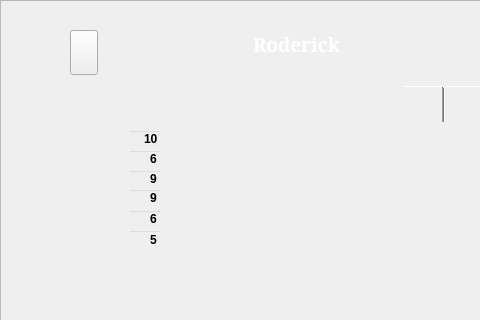
First picture: the form in charactertab.ui, repository fischerdr/MooseEdit, before the edit; both pictures show x 0 to 480 and y 0 to 320 of the 591 by 813 pixel window.
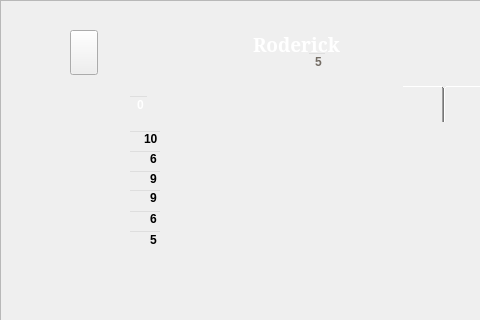
Second picture: the form after the edit. Icons and pictures are not drawn. Custom widgets are drawn as their Qt base class.

Commit message: Added experience file and level editor Added attribute points available editor

```diff
--- a/charactertab.ui
+++ b/charactertab.ui
@@ -1277,6 +1277,66 @@
      <string>Skills</string>
     </property>
    </widget>
+   <widget class="QLineEdit" name="statsAvailableEdit">
+    <property name="geometry">
+     <rect>
+      <x>128</x>
+      <y>95</y>
+      <width>21</width>
+      <height>20</height>
+     </rect>
+    </property>
+    <property name="font">
+     <font>
+      <weight>75</weight>
+      <italic>false</italic>
+      <bold>true</bold>
+     </font>
+    </property>
+    <property name="toolTip">
+     <string>Stats Available</string>
+    </property>
+    <property name="styleSheet">
+     <string notr="true">background: transparent;
+color: rgb(255, 255, 255);</string>
+    </property>
+    <property name="text">
+     <string>0</string>
+    </property>
+    <property name="alignment">
+     <set>Qt::AlignRight|Qt::AlignTrailing|Qt::AlignVCenter</set>
+    </property>
+   </widget>
+   <widget class="QLineEdit" name="levelEdit">
+    <property name="geometry">
+     <rect>
+      <x>307</x>
+      <y>52</y>
+      <width>20</width>
+      <height>20</height>
+     </rect>
+    </property>
+    <property name="font">
+     <font>
+      <weight>75</weight>
+      <italic>false</italic>
+      <bold>true</bold>
+     </font>
+    </property>
+    <property name="toolTip">
+     <string>Stats Available</string>
+    </property>
+    <property name="styleSheet">
+     <string notr="true">background: transparent;
+color: rgb(116, 109, 101);</string>
+    </property>
+    <property name="text">
+     <string>5</string>
+    </property>
+    <property name="alignment">
+     <set>Qt::AlignRight|Qt::AlignTrailing|Qt::AlignVCenter</set>
+    </property>
+   </widget>
   </widget>
  </widget>
  <customwidgets>
```
The commit also changes 6 other files.
